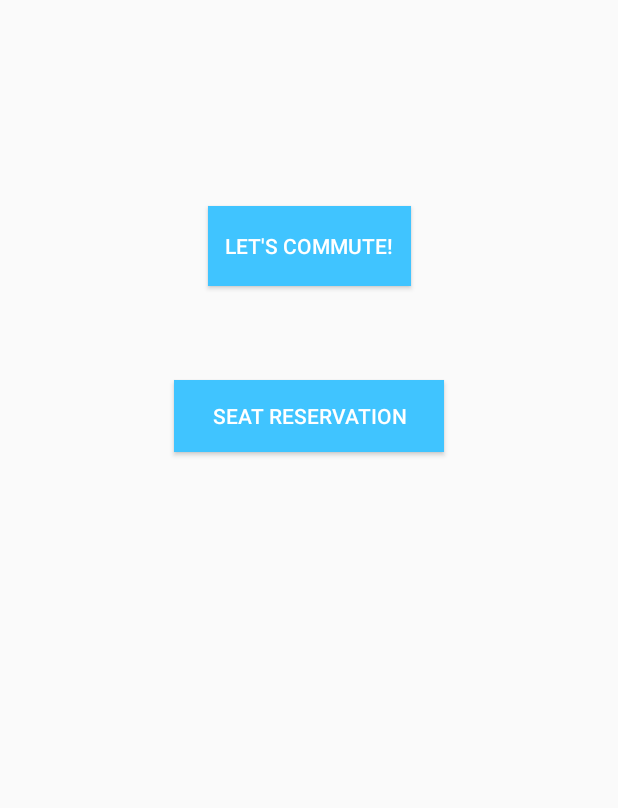
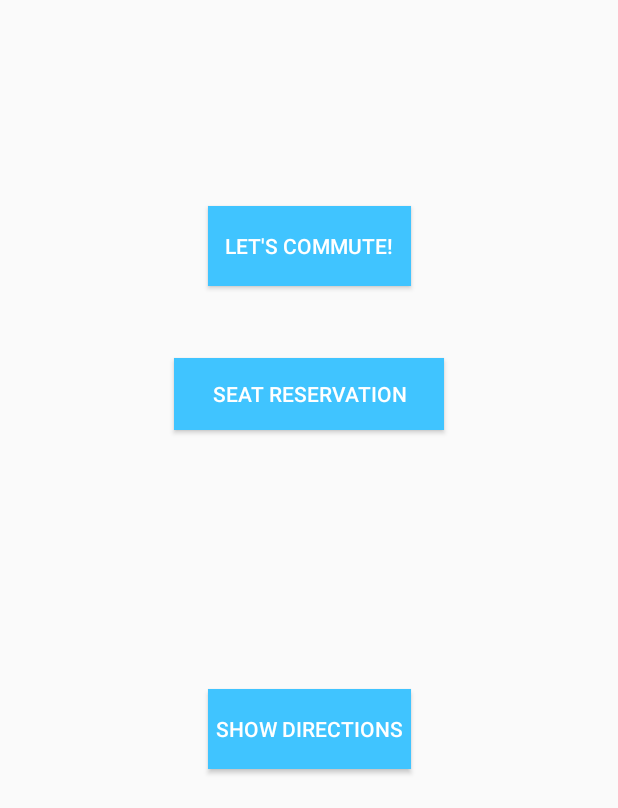
Before and after one commit to nvcervantes/apc_softdev_mi151_04, an Android app: the CheckGooglePlayServices screen opened directly, with no data from a screen before it, on a phone screen of 412 x 824 dp, the part 428-1236 px from its top. Run offline under Robolectric (Android 15) with nearby library versions, the phone set to English and light mode, and no system bars.

Commit message:
for testing

```diff
--- a/application/Testing/Google Maps & Google Places/CommuteAid/app/src/main/res/layout/activity_check_google_play_services.xml
+++ b/application/Testing/Google Maps & Google Places/CommuteAid/app/src/main/res/layout/activity_check_google_play_services.xml
@@ -27,6 +27,24 @@
 
 
     <Button
+        android:id="@+id/btnNavigate"
+        android:layout_width="135dp"
+        android:layout_height="53dp"
+        android:layout_marginBottom="8dp"
+        android:layout_marginEnd="8dp"
+        android:layout_marginStart="8dp"
+        android:layout_marginTop="8dp"
+        android:background="@color/secondaryColor"
+        android:text="Show Directions"
+        android:textColor="@android:color/white"
+        app:layout_constraintBottom_toBottomOf="parent"
+        app:layout_constraintEnd_toEndOf="parent"
+        app:layout_constraintHorizontal_bias="0.502"
+        app:layout_constraintStart_toStartOf="parent"
+        app:layout_constraintTop_toBottomOf="@+id/imageView3"
+        app:layout_constraintVertical_bias="0.962" />
+
+    <Button
         android:id="@+id/seatReserveButton"
         android:layout_width="180dp"
         android:layout_height="wrap_content"
@@ -42,7 +60,7 @@
         app:layout_constraintEnd_toEndOf="parent"
         app:layout_constraintStart_toStartOf="parent"
         app:layout_constraintTop_toBottomOf="@+id/btnCommute"
-        app:layout_constraintVertical_bias="0.193" />
+        app:layout_constraintVertical_bias="0.142" />
 
 
     <ImageView
--- a/application/Testing/Google Maps & Google Places/CommuteAid/app/src/main/res/layout/activity_navigation.xml
+++ b/application/Testing/Google Maps & Google Places/CommuteAid/app/src/main/res/layout/activity_navigation.xml
@@ -2,7 +2,6 @@
 <RelativeLayout
     xmlns:android="http://schemas.android.com/apk/res/android"
     xmlns:mapbox="http://schemas.android.com/apk/res-auto"
-    xmlns:tools="http://schemas.android.com/tools"
     android:layout_width="match_parent"
     android:layout_height="match_parent">
 
@@ -24,7 +23,8 @@
         android:layout_width="fill_parent"
         android:layout_height="wrap_content"
         android:layout_margin="20px"
-        android:background="@color/mapboxBlue"
+        android:background="@color/mapboxGrayLight"
+        android:enabled="false"
         android:padding="5px"
         android:text="Start navigation"
         android:textColor="@color/mapboxWhite" />
```
Also changed, not shown: application/Testing/Google Maps & Google Places/CommuteAid/app/src/main/java/apc/edu/ph/commuteaid/CheckGooglePlayServices.java (+10 -0 lines), application/Testing/Google Maps & Google Places/CommuteAid/app/src/main/java/apc/edu/ph/commuteaid/MapActivity.java (+1 -37 lines), application/Testing/Google Maps & Google Places/CommuteAid/app/src/main/java/apc/edu/ph/commuteaid/NavigationActivity.java (+85 -18 lines), application/Testing/Google Maps & Google Places/CommuteAid/app/src/main/res/layout/activity_map.xml (+0 -13 lines).
